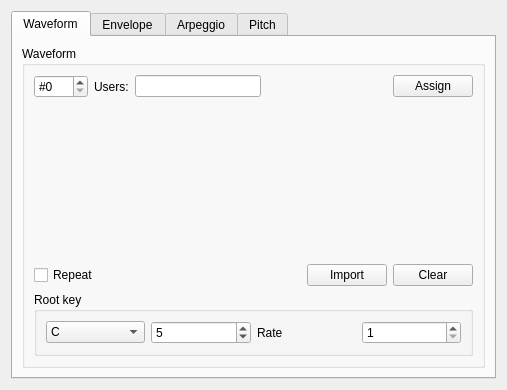
The window that BambooTracker/gui/instrument_editor/instrument_editor_adpcm_form.ui (BambooTracker/BambooTracker) describes before a commit, drawn with Qt 5.
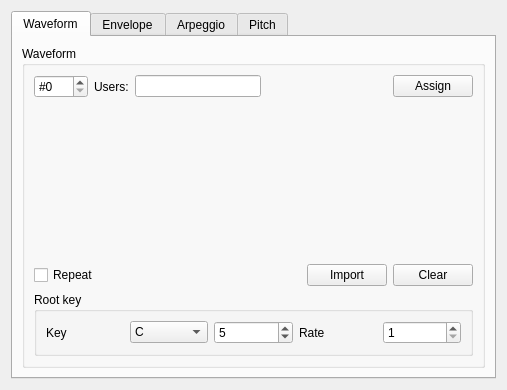
The same window after the commit. Custom widgets are drawn as their Qt base class.

Diff of the .ui file:
```diff
--- a/BambooTracker/gui/instrument_editor/instrument_editor_adpcm_form.ui
+++ b/BambooTracker/gui/instrument_editor/instrument_editor_adpcm_form.ui
@@ -138,6 +138,13 @@
              <string>Root key</string>
             </property>
             <layout class="QHBoxLayout" name="horizontalLayout_8">
+             <item>
+              <widget class="QLabel" name="rootKeyLabel">
+               <property name="text">
+                <string>Key</string>
+               </property>
+              </widget>
+             </item>
              <item>
               <widget class="QComboBox" name="rootKeyComboBox">
                <item>
```
Left out of the diff: 3 changed lines with no effect on the pictures.
